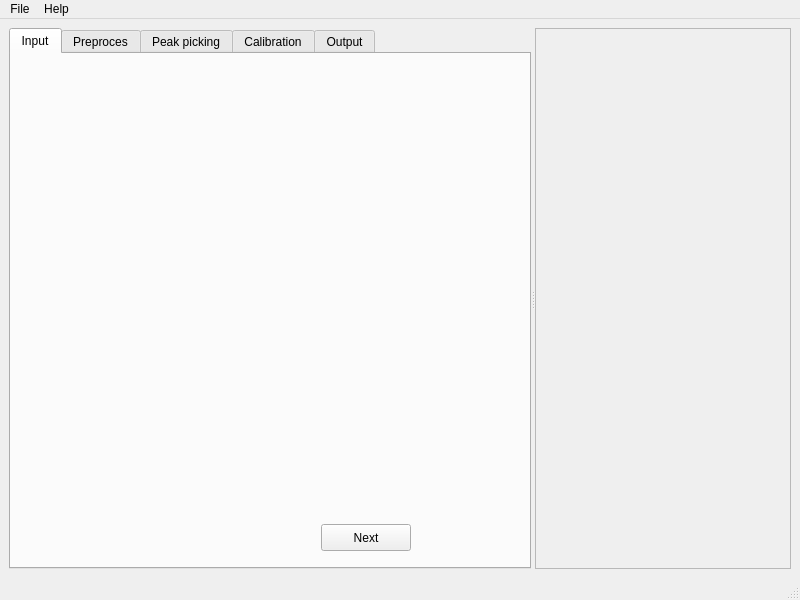
This is GUI/calibration_main.ui in kif/dahu as Qt 5 draws it before an edit. The edited form follows.
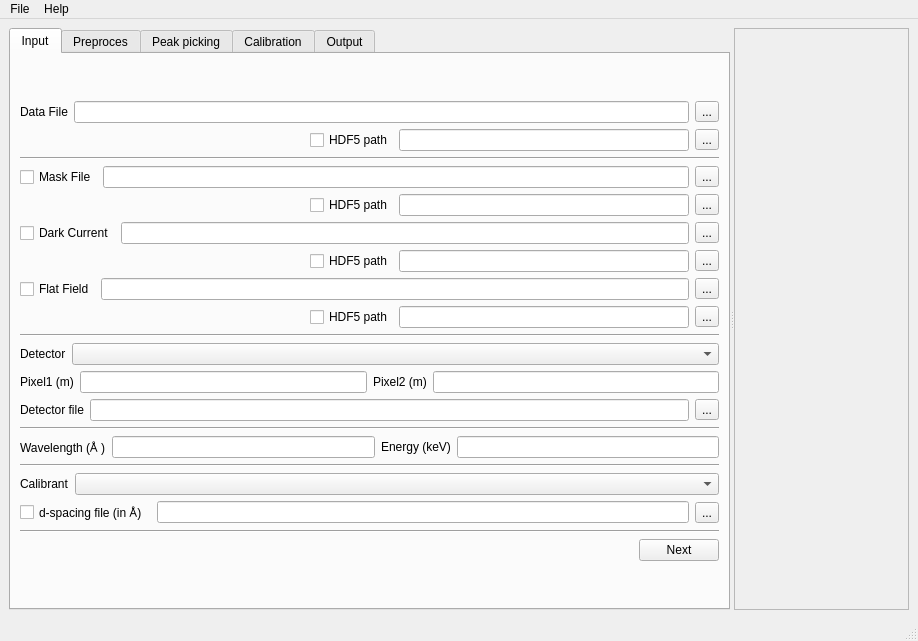
This is the edited form.

Commit message: input tab populated

Diff of the .ui file:
```diff
--- a/GUI/calibration_main.ui
+++ b/GUI/calibration_main.ui
@@ -6,8 +6,8 @@
    <rect>
     <x>0</x>
     <y>0</y>
-    <width>800</width>
-    <height>600</height>
+    <width>918</width>
+    <height>641</height>
    </rect>
   </property>
   <property name="windowTitle">
@@ -15,7 +15,7 @@
   </property>
   <widget class="QWidget" name="centralwidget">
    <layout class="QGridLayout" name="gridLayout">
-    <item row="0" column="0">
+    <item row="1" column="0">
      <widget class="QSplitter" name="splitter">
       <property name="orientation">
        <enum>Qt::Horizontal</enum>
@@ -28,19 +28,522 @@
         <attribute name="title">
          <string>Input</string>
         </attribute>
-        <widget class="QPushButton" name="pushButton">
-         <property name="geometry">
-          <rect>
-           <x>310</x>
-           <y>470</y>
-           <width>90</width>
-           <height>27</height>
-          </rect>
-         </property>
-         <property name="text">
-          <string>Next</string>
-         </property>
-        </widget>
+        <layout class="QGridLayout" name="gridLayout_2">
+         <item row="0" column="0">
+          <layout class="QVBoxLayout" name="verticalLayout">
+           <item>
+            <layout class="QHBoxLayout" name="horizontalLayout_10">
+             <item>
+              <widget class="QLabel" name="label_6">
+               <property name="text">
+                <string>Data File</string>
+               </property>
+              </widget>
+             </item>
+             <item>
+              <widget class="QLineEdit" name="poni">
+               <property name="toolTip">
+                <string>File containing the experiment geometry setup</string>
+               </property>
+              </widget>
+             </item>
+             <item>
+              <widget class="QToolButton" name="file_poni">
+               <property name="toolTip">
+                <string>Select graphically the geometry setup file</string>
+               </property>
+               <property name="text">
+                <string>...</string>
+               </property>
+              </widget>
+             </item>
+            </layout>
+           </item>
+           <item>
+            <layout class="QHBoxLayout" name="horizontalLayout_8">
+             <item>
+              <spacer name="horizontalSpacer_2">
+               <property name="orientation">
+                <enum>Qt::Horizontal</enum>
+               </property>
+               <property name="sizeHint" stdset="0">
+                <size>
+                 <width>40</width>
+                 <height>20</height>
+                </size>
+               </property>
+              </spacer>
+             </item>
+             <item>
+              <widget class="QCheckBox" name="do_data_hdf5">
+               <property name="toolTip">
+                <string>Mask-out pixels</string>
+               </property>
+               <property name="text">
+                <string>HDF5 path</string>
+               </property>
+              </widget>
+             </item>
+             <item>
+              <widget class="QLineEdit" name="data_file_hdf5">
+               <property name="toolTip">
+                <string>File containing the image of the mask</string>
+               </property>
+              </widget>
+             </item>
+             <item>
+              <widget class="QToolButton" name="path_data_hdf5">
+               <property name="text">
+                <string>...</string>
+               </property>
+              </widget>
+             </item>
+            </layout>
+           </item>
+           <item>
+            <widget class="Line" name="line">
+             <property name="orientation">
+              <enum>Qt::Horizontal</enum>
+             </property>
+            </widget>
+           </item>
+           <item>
+            <layout class="QHBoxLayout" name="horizontalLayout_5">
+             <item>
+              <widget class="QCheckBox" name="do_mask">
+               <property name="toolTip">
+                <string>Mask-out pixels</string>
+               </property>
+               <property name="text">
+                <string>Mask File</string>
+               </property>
+              </widget>
+             </item>
+             <item>
+              <widget class="QLineEdit" name="mask_file">
+               <property name="toolTip">
+                <string>File containing the image of the mask</string>
+               </property>
+              </widget>
+             </item>
+             <item>
+              <widget class="QToolButton" name="file_mask_file">
+               <property name="text">
+                <string>...</string>
+               </property>
+              </widget>
+             </item>
+            </layout>
+           </item>
+           <item>
+            <layout class="QHBoxLayout" name="horizontalLayout_15">
+             <item>
+              <spacer name="horizontalSpacer_5">
+               <property name="orientation">
+                <enum>Qt::Horizontal</enum>
+               </property>
+               <property name="sizeHint" stdset="0">
+                <size>
+                 <width>40</width>
+                 <height>20</height>
+                </size>
+               </property>
+              </spacer>
+             </item>
+             <item>
+              <widget class="QCheckBox" name="do_data_hdf5_5">
+               <property name="toolTip">
+                <string>Mask-out pixels</string>
+               </property>
+               <property name="text">
+                <string>HDF5 path</string>
+               </property>
+              </widget>
+             </item>
+             <item>
+              <widget class="QLineEdit" name="data_file_hdf5_5">
+               <property name="toolTip">
+                <string>File containing the image of the mask</string>
+               </property>
+              </widget>
+             </item>
+             <item>
+              <widget class="QToolButton" name="path_data_hdf5_5">
+               <property name="text">
+                <string>...</string>
+               </property>
+              </widget>
+             </item>
+            </layout>
+           </item>
+           <item>
+            <layout class="QHBoxLayout" name="horizontalLayout_4">
+             <item>
+              <widget class="QCheckBox" name="do_dark">
+               <property name="toolTip">
+                <string>Perform dark current subtraction</string>
+               </property>
+               <property name="text">
+                <string>Dark Current</string>
+               </property>
+              </widget>
+             </item>
+             <item>
+              <widget class="QLineEdit" name="dark_current">
+               <property name="toolTip">
+                <string>File containing the dark image</string>
+               </property>
+              </widget>
+             </item>
+             <item>
+              <widget class="QToolButton" name="file_dark_current">
+               <property name="text">
+                <string>...</string>
+               </property>
+              </widget>
+             </item>
+            </layout>
+           </item>
+           <item>
+            <layout class="QHBoxLayout" name="horizontalLayout_14">
+             <item>
+              <spacer name="horizontalSpacer_4">
+               <property name="orientation">
+                <enum>Qt::Horizontal</enum>
+               </property>
+               <property name="sizeHint" stdset="0">
+                <size>
+                 <width>40</width>
+                 <height>20</height>
+                </size>
+               </property>
+              </spacer>
+             </item>
+             <item>
+              <widget class="QCheckBox" name="do_data_hdf5_4">
+               <property name="toolTip">
+                <string>Mask-out pixels</string>
+               </property>
+               <property name="text">
+                <string>HDF5 path</string>
+               </property>
+              </widget>
+             </item>
+             <item>
+              <widget class="QLineEdit" name="data_file_hdf5_4">
+               <property name="toolTip">
+                <string>File containing the image of the mask</string>
+               </property>
+              </widget>
+             </item>
+             <item>
+              <widget class="QToolButton" name="path_data_hdf5_4">
+               <property name="text">
+                <string>...</string>
+               </property>
+              </widget>
+             </item>
+            </layout>
+           </item>
+           <item>
+            <layout class="QHBoxLayout" name="horizontalLayout_3">
+             <item>
+              <widget class="QCheckBox" name="do_flat">
+               <property name="toolTip">
+                <string>Perform flat field corrrections</string>
+               </property>
+               <property name="text">
+                <string>Flat Field</string>
+               </property>
+              </widget>
+             </item>
+             <item>
+              <widget class="QLineEdit" name="flat_field">
+               <property name="toolTip">
+                <string>File containing the flat-field image</string>
+               </property>
+              </widget>
+             </item>
+             <item>
+              <widget class="QToolButton" name="file_flat_field">
+               <property name="text">
+                <string>...</string>
+               </property>
+              </widget>
+             </item>
+            </layout>
+           </item>
+           <item>
+            <layout class="QHBoxLayout" name="horizontalLayout_13">
+             <item>
+              <spacer name="horizontalSpacer_3">
+               <property name="orientation">
+                <enum>Qt::Horizontal</enum>
+               </property>
+               <property name="sizeHint" stdset="0">
+                <size>
+                 <width>40</width>
+                 <height>20</height>
+                </size>
+               </property>
+              </spacer>
+             </item>
+             <item>
+              <widget class="QCheckBox" name="do_data_hdf5_3">
+               <property name="toolTip">
+                <string>Mask-out pixels</string>
+               </property>
+               <property name="text">
+                <string>HDF5 path</string>
+               </property>
+              </widget>
+             </item>
+             <item>
+              <widget class="QLineEdit" name="data_file_hdf5_3">
+               <property name="toolTip">
+                <string>File containing the image of the mask</string>
+               </property>
+              </widget>
+             </item>
+             <item>
+              <widget class="QToolButton" name="path_data_hdf5_3">
+               <property name="text">
+                <string>...</string>
+               </property>
+              </widget>
+             </item>
+            </layout>
+           </item>
+           <item>
+            <widget class="Line" name="line_2">
+             <property name="orientation">
+              <enum>Qt::Horizontal</enum>
+             </property>
+            </widget>
+           </item>
+           <item>
+            <layout class="QVBoxLayout" name="verticalLayout_2">
+             <item>
+              <layout class="QHBoxLayout" name="horizontalLayout_9">
+               <item>
+                <widget class="QLabel" name="label_5">
+                 <property name="text">
+                  <string>Detector</string>
+                 </property>
+                </widget>
+               </item>
+               <item>
+                <widget class="QComboBox" name="detector">
+                 <property name="sizePolicy">
+                  <sizepolicy hsizetype="Expanding" vsizetype="Fixed">
+                   <horstretch>0</horstretch>
+                   <verstretch>0</verstretch>
+                  </sizepolicy>
+                 </property>
+                 <property name="toolTip">
+                  <string>Detector model</string>
+                 </property>
+                </widget>
+               </item>
+              </layout>
+             </item>
+             <item>
+              <layout class="QHBoxLayout" name="horizontalLayout_6">
+               <item>
+                <widget class="QLabel" name="label_2">
+                 <property name="text">
+                  <string>Pixel1 (m)</string>
+                 </property>
+                </widget>
+               </item>
+               <item>
+                <widget class="QLineEdit" name="pixel1">
+                 <property name="toolTip">
+                  <string>Pixel size in rows direction (Y)</string>
+                 </property>
+                </widget>
+               </item>
+               <item>
+                <widget class="QLabel" name="label_4">
+                 <property name="text">
+                  <string>Pixel2 (m)</string>
+                 </property>
+                </widget>
+               </item>
+               <item>
+                <widget class="QLineEdit" name="pixel2">
+                 <property name="toolTip">
+                  <string>Pixel size in columns direction (X)</string>
+                 </property>
+                </widget>
+               </item>
+              </layout>
+             </item>
+             <item>
+              <layout class="QHBoxLayout" name="horizontalLayout_7">
+               <item>
+                <widget class="QLabel" name="label_3">
+                 <property name="text">
+                  <string>Detector file</string>
+                 </property>
+                </widget>
+               </item>
+               <item>
+                <widget class="QLineEdit" name="splineFile">
+                 <property name="toolTip">
+                  <string>File containing the cubic spline distortion of the detector</string>
+                 </property>
+                </widget>
+               </item>
+               <item>
+                <widget class="QToolButton" name="file_splinefile">
+                 <property name="toolTip">
+                  <string>select spline file graphically</string>
+                 </property>
+                 <property name="text">
+                  <string>...</string>
+                 </property>
+                </widget>
+               </item>
+              </layout>
+             </item>
+            </layout>
+           </item>
+           <item>
+            <widget class="Line" name="line_5">
+             <property name="orientation">
+              <enum>Qt::Horizontal</enum>
+             </property>
+            </widget>
+           </item>
+           <item>
+            <layout class="QHBoxLayout" name="horizontalLayout">
+             <item>
+              <widget class="QLabel" name="label_11">
+               <property name="text">
+                <string>Wavelength (Å )</string>
+               </property>
+              </widget>
+             </item>
+             <item>
+              <widget class="QLineEdit" name="wavelength">
+               <property name="toolTip">
+                <string>Used only for calculating the momentum transfer (q)</string>
+               </property>
+              </widget>
+             </item>
+             <item>
+              <widget class="QLabel" name="label_12">
+               <property name="text">
+                <string>Energy (keV)</string>
+               </property>
+              </widget>
+             </item>
+             <item>
+              <widget class="QLineEdit" name="wavelength_2">
+               <property name="toolTip">
+                <string>Used only for calculating the momentum transfer (q)</string>
+               </property>
+              </widget>
+             </item>
+            </layout>
+           </item>
+           <item>
+            <widget class="Line" name="line_4">
+             <property name="orientation">
+              <enum>Qt::Horizontal</enum>
+             </property>
+            </widget>
+           </item>
+           <item>
+            <layout class="QHBoxLayout" name="horizontalLayout_12">
+             <item>
+              <widget class="QLabel" name="label_7">
+               <property name="text">
+                <string>Calibrant</string>
+               </property>
+              </widget>
+             </item>
+             <item>
+              <widget class="QComboBox" name="calibrant">
+               <property name="sizePolicy">
+                <sizepolicy hsizetype="Expanding" vsizetype="Fixed">
+                 <horstretch>0</horstretch>
+                 <verstretch>0</verstretch>
+                </sizepolicy>
+               </property>
+               <property name="toolTip">
+                <string>Detector model</string>
+               </property>
+              </widget>
+             </item>
+            </layout>
+           </item>
+           <item>
+            <layout class="QHBoxLayout" name="horizontalLayout_11">
+             <item>
+              <widget class="QCheckBox" name="do_data_hdf5_2">
+               <property name="toolTip">
+                <string>Mask-out pixels</string>
+               </property>
+               <property name="text">
+                <string>d-spacing file (in Å) </string>
+               </property>
+              </widget>
+             </item>
+             <item>
+              <widget class="QLineEdit" name="data_file_hdf5_2">
+               <property name="toolTip">
+                <string>File containing the image of the mask</string>
+               </property>
+              </widget>
+             </item>
+             <item>
+              <widget class="QToolButton" name="path_data_hdf5_2">
+               <property name="text">
+                <string>...</string>
+               </property>
+              </widget>
+             </item>
+            </layout>
+           </item>
+           <item>
+            <widget class="Line" name="line_3">
+             <property name="orientation">
+              <enum>Qt::Horizontal</enum>
+             </property>
+            </widget>
+           </item>
+           <item>
+            <layout class="QHBoxLayout" name="horizontalLayout_2">
+             <item>
+              <spacer name="horizontalSpacer">
+               <property name="orientation">
+                <enum>Qt::Horizontal</enum>
+               </property>
+               <property name="sizeHint" stdset="0">
+                <size>
+                 <width>40</width>
+                 <height>20</height>
+                </size>
+               </property>
+              </spacer>
+             </item>
+             <item>
+              <widget class="QPushButton" name="pushButton">
+               <property name="toolTip">
+                <string>&lt;html&gt;&lt;head/&gt;&lt;body&gt;&lt;p&gt;Read the data, apply dark/flat correction&lt;/p&gt;&lt;p&gt;Load the mask&lt;/p&gt;&lt;p&gt;Initialize the detector&lt;/p&gt;&lt;p&gt;&lt;br/&gt;&lt;/p&gt;&lt;/body&gt;&lt;/html&gt;</string>
+               </property>
+               <property name="text">
+                <string>Next</string>
+               </property>
+              </widget>
+             </item>
+            </layout>
+           </item>
+          </layout>
+         </item>
+        </layout>
        </widget>
        <widget class="QWidget" name="tab">
         <attribute name="title">
@@ -106,7 +609,7 @@
     <rect>
      <x>0</x>
      <y>0</y>
-     <width>800</width>
+     <width>918</width>
      <height>27</height>
     </rect>
    </property>
```
Left out of the diff: 2 changed lines with no effect on the pictures. The commit also changes 1 other file.
